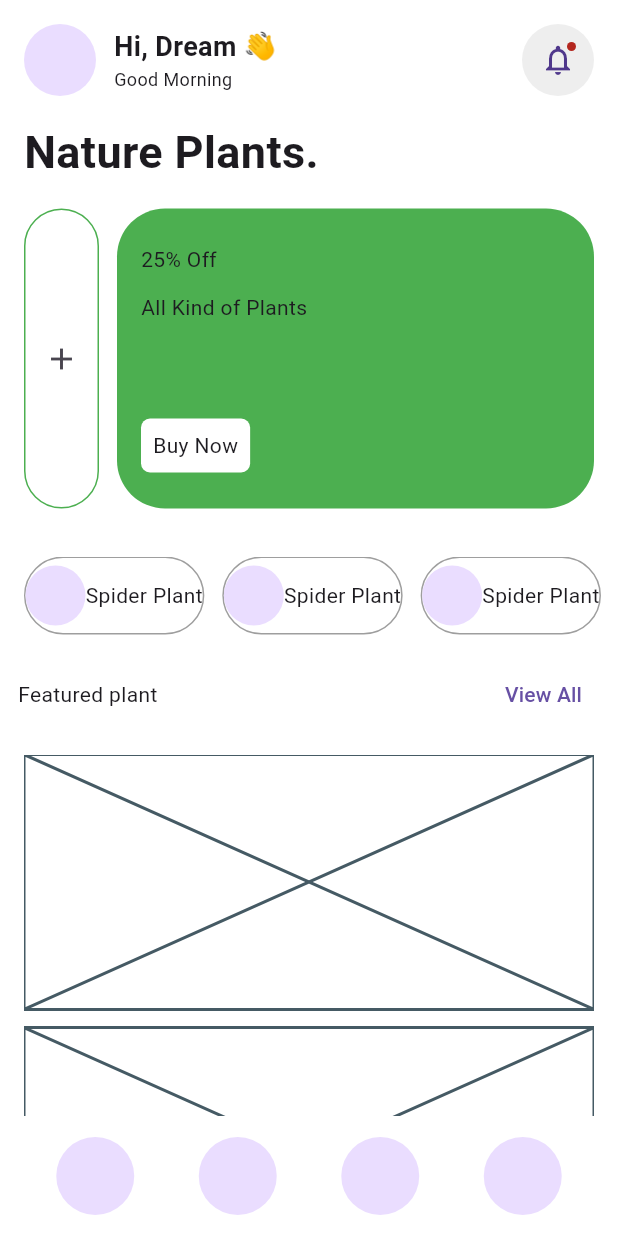
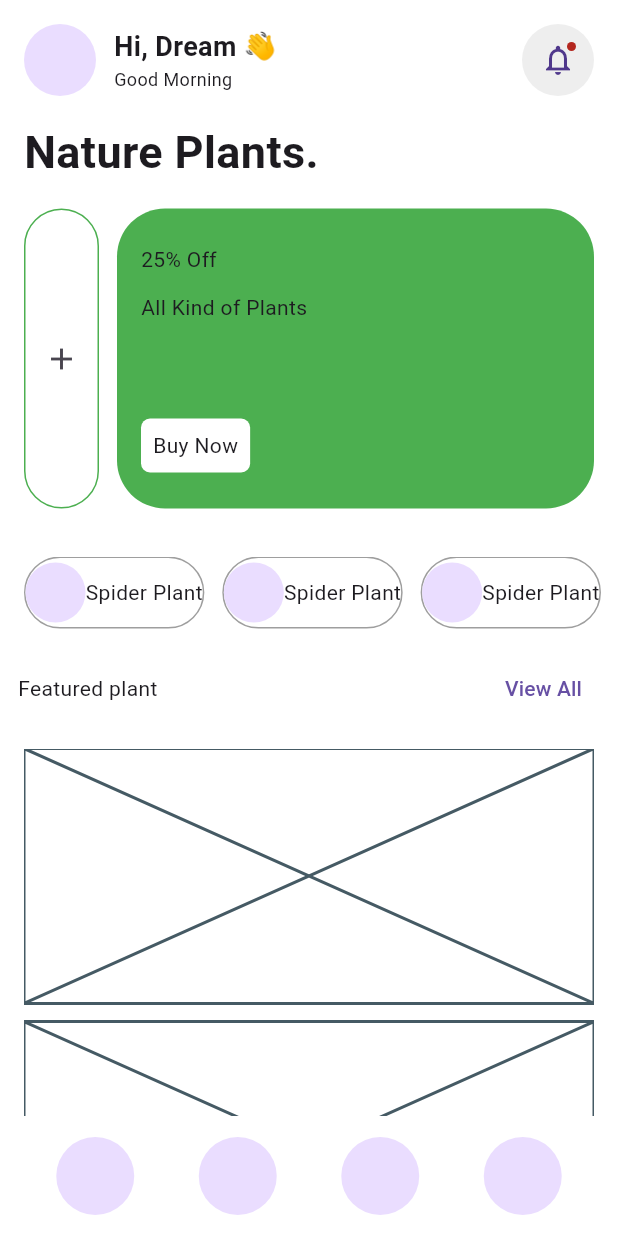
Before and after one commit to JAICHANGPARK/flutter_notebook_chapter_45, a Flutter app: the PlantHomePage screen opened directly, on a phone screen of 412 x 824 dp. Run offline on Flutter 3.47's test engine with Material 3 defaults, Android fonts, the phone set to English and light mode, and no system bars; our stand-ins replace gap, hugeicons, smooth_page_indicator.

Commit message:
Update plant_home_page.dart

```diff
--- a/lib/ep2265_plant_shop_app/ui/plant_home_page.dart
+++ b/lib/ep2265_plant_shop_app/ui/plant_home_page.dart
@@ -124,7 +124,7 @@ class _PlantHomePageState extends State<PlantHomePage> {
             ),
 
             Container(
-              height: 52,
+              height: 48,
               padding: EdgeInsets.only(
                 left: 16
               ),
```
